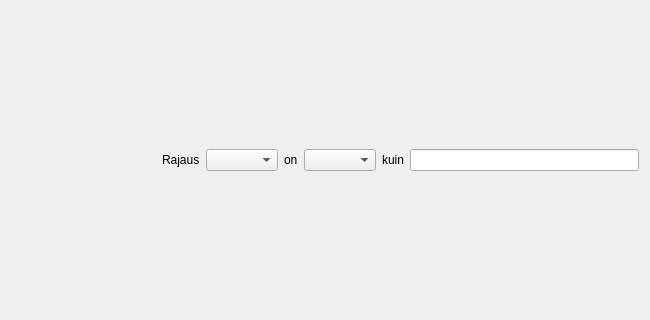
Above: statisticsform.ui from samuliwritescode/uistelupaivakirja-desktop before the change; both pictures show x 489 to 1139 and y 146 to 466 of the 1139 by 926 pixel window. Below: the same form after it.
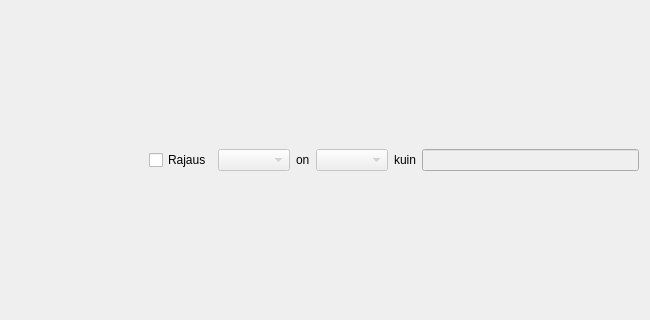
That is the form after the change.

```diff
--- a/statisticsform.ui
+++ b/statisticsform.ui
@@ -110,14 +110,18 @@
       </spacer>
      </item>
      <item>
-      <widget class="QLabel" name="label_2">
+      <widget class="QCheckBox" name="checkBoxFilter">
        <property name="text">
         <string>Rajaus</string>
        </property>
       </widget>
      </item>
      <item>
-      <widget class="QComboBox" name="filterCombo"/>
+      <widget class="QComboBox" name="filterCombo">
+       <property name="enabled">
+        <bool>false</bool>
+       </property>
+      </widget>
      </item>
      <item>
       <widget class="QLabel" name="label_5">
@@ -127,7 +131,11 @@
       </widget>
      </item>
      <item>
-      <widget class="QComboBox" name="comparisonCombo"/>
+      <widget class="QComboBox" name="comparisonCombo">
+       <property name="enabled">
+        <bool>false</bool>
+       </property>
+      </widget>
      </item>
      <item>
       <widget class="QLabel" name="label_6">
@@ -137,7 +145,11 @@
       </widget>
      </item>
      <item>
-      <widget class="QLineEdit" name="lineEditFilter"/>
+      <widget class="QLineEdit" name="lineEditFilter">
+       <property name="enabled">
+        <bool>false</bool>
+       </property>
+      </widget>
      </item>
     </layout>
    </item>
```
